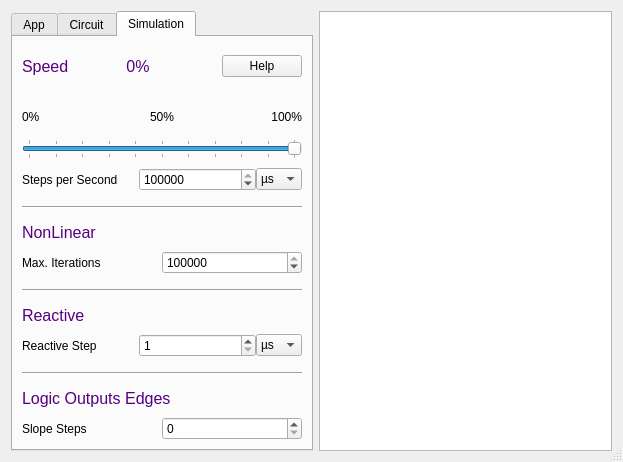
Old version of the form src/gui/dialogs/appdialog.ui in the repository Arcachofo/SimulIDE-dev.
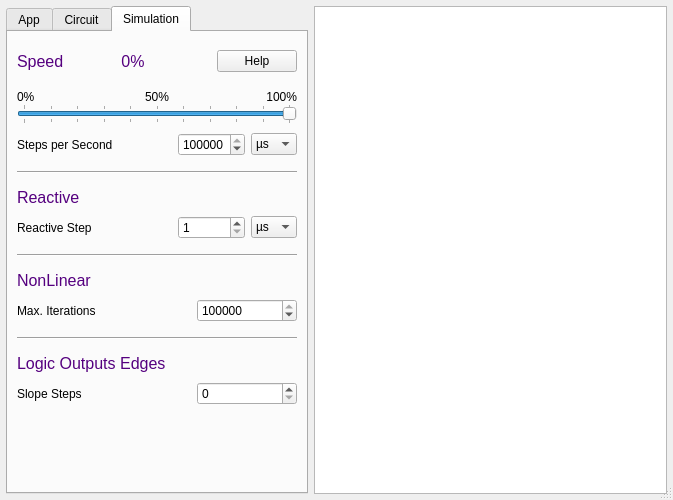
New version of the form. The open tabs and pages were chosen to show the change.

Commit message: App Settings Dialog: improve visuals.

The edit to the form file:
```diff
--- a/src/gui/dialogs/appdialog.ui
+++ b/src/gui/dialogs/appdialog.ui
@@ -9,8 +9,8 @@
    <rect>
     <x>0</x>
     <y>0</y>
-    <width>623</width>
-    <height>462</height>
+    <width>673</width>
+    <height>500</height>
    </rect>
   </property>
   <property name="sizePolicy">
@@ -35,6 +35,18 @@
    <bool>false</bool>
   </property>
   <layout class="QHBoxLayout" name="mainLayout">
+   <property name="leftMargin">
+    <number>6</number>
+   </property>
+   <property name="topMargin">
+    <number>6</number>
+   </property>
+   <property name="rightMargin">
+    <number>6</number>
+   </property>
+   <property name="bottomMargin">
+    <number>6</number>
+   </property>
    <item>
     <layout class="QVBoxLayout" name="verticalLayout">
      <property name="spacing">
@@ -856,6 +868,9 @@
          </item>
          <item>
           <layout class="QHBoxLayout" name="horizontalLayout_4">
+           <property name="spacing">
+            <number>6</number>
+           </property>
            <property name="topMargin">
             <number>9</number>
            </property>
@@ -875,11 +890,17 @@
            <item>
             <widget class="QSpinBox" name="simStepBox">
              <property name="sizePolicy">
-              <sizepolicy hsizetype="Preferred" vsizetype="Fixed">
+              <sizepolicy hsizetype="Fixed" vsizetype="Fixed">
                <horstretch>0</horstretch>
                <verstretch>0</verstretch>
               </sizepolicy>
              </property>
+             <property name="maximumSize">
+              <size>
+               <width>16777215</width>
+               <height>16777215</height>
+              </size>
+             </property>
              <property name="minimum">
               <number>1</number>
              </property>
@@ -899,6 +920,12 @@
                <verstretch>0</verstretch>
               </sizepolicy>
              </property>
+             <property name="minimumSize">
+              <size>
+               <width>0</width>
+               <height>0</height>
+              </size>
+             </property>
              <property name="currentText">
               <string notr="true">µs</string>
              </property>
@@ -956,83 +983,6 @@
            </property>
           </widget>
          </item>
-         <item>
-          <widget class="QLabel" name="label_13">
-           <property name="sizePolicy">
-            <sizepolicy hsizetype="Preferred" vsizetype="Fixed">
-             <horstretch>0</horstretch>
-             <verstretch>0</verstretch>
-            </sizepolicy>
-           </property>
-           <property name="font">
-            <font>
-             <family>Ubuntu</family>
-             <pointsize>12</pointsize>
-             <weight>50</weight>
-             <italic>false</italic>
-             <bold>false</bold>
-            </font>
-           </property>
-           <property name="styleSheet">
-            <string notr="true">font: 12pt &quot;Ubuntu&quot;; color: rgb(85, 0, 127)</string>
-           </property>
-           <property name="text">
-            <string>NonLinear</string>
-           </property>
-           <property name="alignment">
-            <set>Qt::AlignLeading|Qt::AlignLeft|Qt::AlignVCenter</set>
-           </property>
-          </widget>
-         </item>
-         <item>
-          <layout class="QHBoxLayout" name="horizontalLayout_7">
-           <property name="topMargin">
-            <number>9</number>
-           </property>
-           <item>
-            <widget class="QLabel" name="label_14">
-             <property name="sizePolicy">
-              <sizepolicy hsizetype="Preferred" vsizetype="Preferred">
-               <horstretch>0</horstretch>
-               <verstretch>0</verstretch>
-              </sizepolicy>
-             </property>
-             <property name="text">
-              <string>Max. Iterations</string>
-             </property>
-            </widget>
-           </item>
-           <item>
-            <widget class="QSpinBox" name="nlStepsBox">
-             <property name="sizePolicy">
-              <sizepolicy hsizetype="Preferred" vsizetype="Fixed">
-               <horstretch>0</horstretch>
-               <verstretch>0</verstretch>
-              </sizepolicy>
-             </property>
-             <property name="maximum">
-              <number>100000</number>
-             </property>
-             <property name="value">
-              <number>100000</number>
-             </property>
-            </widget>
-           </item>
-          </layout>
-         </item>
-         <item>
-          <widget class="Line" name="line">
-           <property name="minimumSize">
-            <size>
-             <width>280</width>
-             <height>32</height>
-            </size>
-           </property>
-           <property name="orientation">
-            <enum>Qt::Horizontal</enum>
-           </property>
-          </widget>
-         </item>
          <item>
           <widget class="QLabel" name="label_20">
            <property name="sizePolicy">
@@ -1063,6 +1013,9 @@
          </item>
          <item>
           <layout class="QHBoxLayout" name="horizontalLayout_14">
+           <property name="spacing">
+            <number>6</number>
+           </property>
            <property name="topMargin">
             <number>9</number>
            </property>
@@ -1082,7 +1035,7 @@
            <item>
             <widget class="QSpinBox" name="reactStepBox">
              <property name="sizePolicy">
-              <sizepolicy hsizetype="Preferred" vsizetype="Fixed">
+              <sizepolicy hsizetype="Fixed" vsizetype="Fixed">
                <horstretch>0</horstretch>
                <verstretch>0</verstretch>
               </sizepolicy>
@@ -1141,6 +1094,95 @@
            </item>
           </layout>
          </item>
+         <item>
+          <widget class="Line" name="line">
+           <property name="minimumSize">
+            <size>
+             <width>280</width>
+             <height>32</height>
+            </size>
+           </property>
+           <property name="orientation">
+            <enum>Qt::Horizontal</enum>
+           </property>
+          </widget>
+         </item>
+         <item>
+          <widget class="QLabel" name="label_13">
+           <property name="sizePolicy">
+            <sizepolicy hsizetype="Preferred" vsizetype="Fixed">
+             <horstretch>0</horstretch>
+             <verstretch>0</verstretch>
+            </sizepolicy>
+           </property>
+           <property name="font">
+            <font>
+             <family>Ubuntu</family>
+             <pointsize>12</pointsize>
+             <weight>50</weight>
+             <italic>false</italic>
+             <bold>false</bold>
+            </font>
+           </property>
+           <property name="styleSheet">
+            <string notr="true">font: 12pt &quot;Ubuntu&quot;; color: rgb(85, 0, 127)</string>
+           </property>
+           <property name="text">
+            <string>NonLinear</string>
+           </property>
+           <property name="alignment">
+            <set>Qt::AlignLeading|Qt::AlignLeft|Qt::AlignVCenter</set>
+           </property>
+          </widget>
+         </item>
+         <item>
+          <layout class="QHBoxLayout" name="horizontalLayout_7">
+           <property name="topMargin">
+            <number>9</number>
+           </property>
+           <item>
+            <widget class="QLabel" name="label_14">
+             <property name="sizePolicy">
+              <sizepolicy hsizetype="Preferred" vsizetype="Preferred">
+               <horstretch>0</horstretch>
+               <verstretch>0</verstretch>
+              </sizepolicy>
+             </property>
+             <property name="text">
+              <string>Max. Iterations</string>
+             </property>
+            </widget>
+           </item>
+           <item>
+            <widget class="QSpinBox" name="nlStepsBox">
+             <property name="sizePolicy">
+              <sizepolicy hsizetype="Fixed" vsizetype="Fixed">
+               <horstretch>0</horstretch>
+               <verstretch>0</verstretch>
+              </sizepolicy>
+             </property>
+             <property name="minimumSize">
+              <size>
+               <width>100</width>
+               <height>0</height>
+              </size>
+             </property>
+             <property name="maximumSize">
+              <size>
+               <width>16777215</width>
+               <height>16777215</height>
+              </size>
+             </property>
+             <property name="maximum">
+              <number>100000</number>
+             </property>
+             <property name="value">
+              <number>100000</number>
+             </property>
+            </widget>
+           </item>
+          </layout>
+         </item>
          <item>
           <widget class="Line" name="line_4">
            <property name="sizePolicy">
@@ -1199,6 +1241,18 @@
            </item>
            <item>
             <widget class="QSpinBox" name="slopeStepsBox">
+             <property name="sizePolicy">
+              <sizepolicy hsizetype="Fixed" vsizetype="Fixed">
+               <horstretch>0</horstretch>
+               <verstretch>0</verstretch>
+              </sizepolicy>
+             </property>
+             <property name="minimumSize">
+              <size>
+               <width>100</width>
+               <height>0</height>
+              </size>
+             </property>
              <property name="maximum">
               <number>100</number>
              </property>
@@ -1206,6 +1260,19 @@
            </item>
           </layout>
          </item>
+         <item>
+          <spacer name="verticalSpacer">
+           <property name="orientation">
+            <enum>Qt::Vertical</enum>
+           </property>
+           <property name="sizeHint" stdset="0">
+            <size>
+             <width>20</width>
+             <height>40</height>
+            </size>
+           </property>
+          </spacer>
+         </item>
         </layout>
        </widget>
       </widget>
```
Left out of the diff: 94 changed lines with no effect on the pictures. The commit also changes 2 other files.
